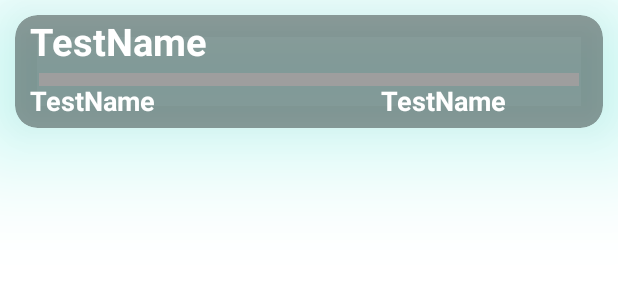
After one commit to ryanmcgovern1234/ITPG7, an Android app: the layout sharecardview.xml on its own in the app's theme, with its tools: preview values and no code run, on a phone screen of 412 x 824 dp. The commit adds this screen. Shown: the top 300 px of the screen. Run offline under Robolectric (Android 15) with nearby library versions, the phone set to English and light mode, and no system bars.

Commit message:
Client Finance done.

```diff
--- a/app/src/main/res/layout/activity_client_profile.xml
+++ b/app/src/main/res/layout/activity_client_profile.xml
@@ -41,7 +41,7 @@
         android:layout_width="match_parent"
         android:layout_height="175dp"
         android:layout_below="@+id/textViewact"
-        android:layout_marginTop="185dp" >
+        android:layout_marginTop="200dp">
 
 
     </com.github.mikephil.charting.charts.LineChart>
@@ -52,8 +52,8 @@
         android:layout_height="48dp"
         android:layout_above="@+id/nav_view"
         android:layout_alignParentEnd="true"
-        android:layout_marginEnd="1dp"
-        android:layout_marginBottom="246dp"
+        android:layout_marginEnd="2dp"
+        android:layout_marginBottom="217dp"
         android:background="@null"
         android:rotationY="180"
         android:scaleType="fitXY"
--- /dev/null
+++ b/app/src/main/res/layout/sharecardview.xml
@@ -0,0 +1,70 @@
+<?xml version="1.0" encoding="utf-8"?>
+<androidx.cardview.widget.CardView xmlns:android="http://schemas.android.com/apk/res/android"
+    android:layout_width="match_parent"
+    android:layout_height="75dp"
+    xmlns:app="http://schemas.android.com/apk/res-auto"
+    android:layout_margin="10dp"
+    android:outlineSpotShadowColor="@color/teal_200"
+    android:padding="10dp"
+    app:cardBackgroundColor="@color/material_on_background_disabled"
+    app:cardCornerRadius="15dp"
+    app:cardElevation="50dp">
+
+    <LinearLayout
+        android:layout_width="match_parent"
+        android:layout_height="wrap_content"
+        android:orientation="vertical">
+
+
+        <TextView
+            android:id="@+id/nameshare"
+            android:layout_width="wrap_content"
+            android:layout_height="wrap_content"
+            android:gravity="left"
+            android:layout_marginLeft="10dp"
+            android:text="TestName"
+            android:textColor="#FFFFFF"
+            android:textSize="25dp"
+            android:textStyle="bold" />
+
+
+        <LinearLayout
+            android:layout_width="match_parent"
+            android:layout_height="wrap_content"
+            android:orientation="horizontal">
+
+            <TextView
+                android:id="@+id/volumeshare"
+                android:layout_width="wrap_content"
+                android:layout_height="match_parent"
+                android:layout_marginLeft="10dp"
+                android:layout_marginTop="10dp"
+                android:gravity="left"
+                android:text="TestName"
+                android:textColor="#FFFFFF"
+                android:textSize="18dp"
+                android:textStyle="bold" />
+
+            <TextView
+                android:id="@+id/priceshare"
+                android:layout_width="wrap_content"
+                android:layout_height="wrap_content"
+                android:gravity="right"
+                android:text="TestName"
+                android:layout_marginLeft="150dp"
+                android:layout_marginTop="10dp"
+
+                android:layout_marginBottom="5dp"
+                android:textColor="#FFFFFF"
+                android:textSize="18dp"
+                android:textStyle="bold" />
+
+
+        </LinearLayout>
+
+    </LinearLayout>
+
+
+
+
+</androidx.cardview.widget.CardView>
```
Also changed, not shown: app/src/main/java/com/example/itpg7/ClientFinance.java (+38 -5 lines), app/src/main/java/com/example/itpg7/FirestoreAdapterShare.java (added, +55 -0 lines), app/src/main/java/com/example/itpg7/ShareModel.java (added, +42 -0 lines), app/src/main/res/layout/activity_client_finance.xml (+35 -18 lines).
